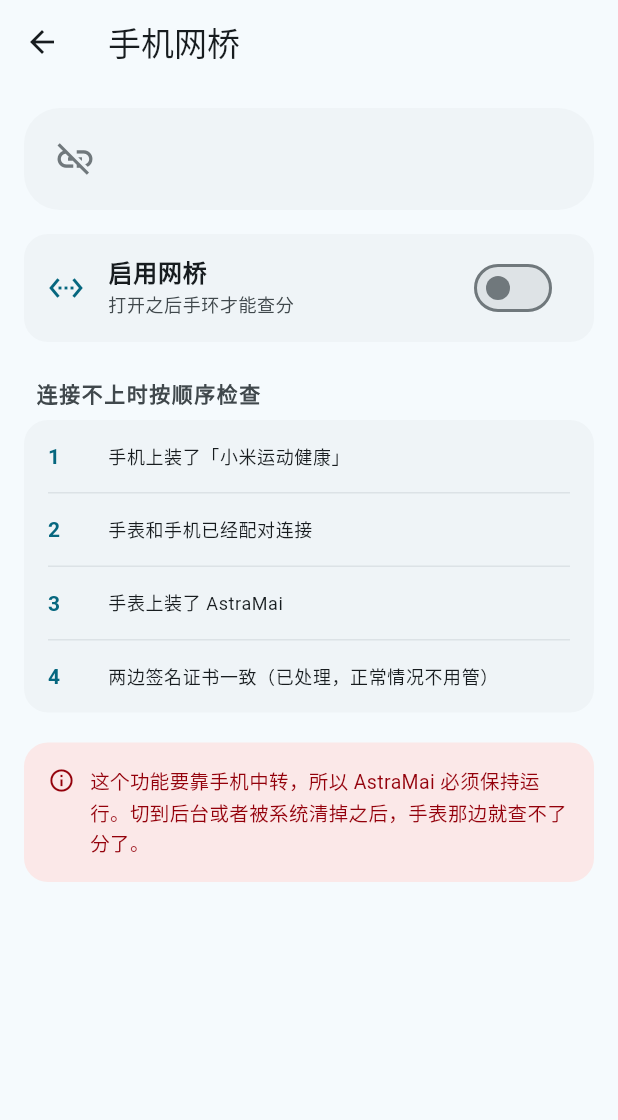
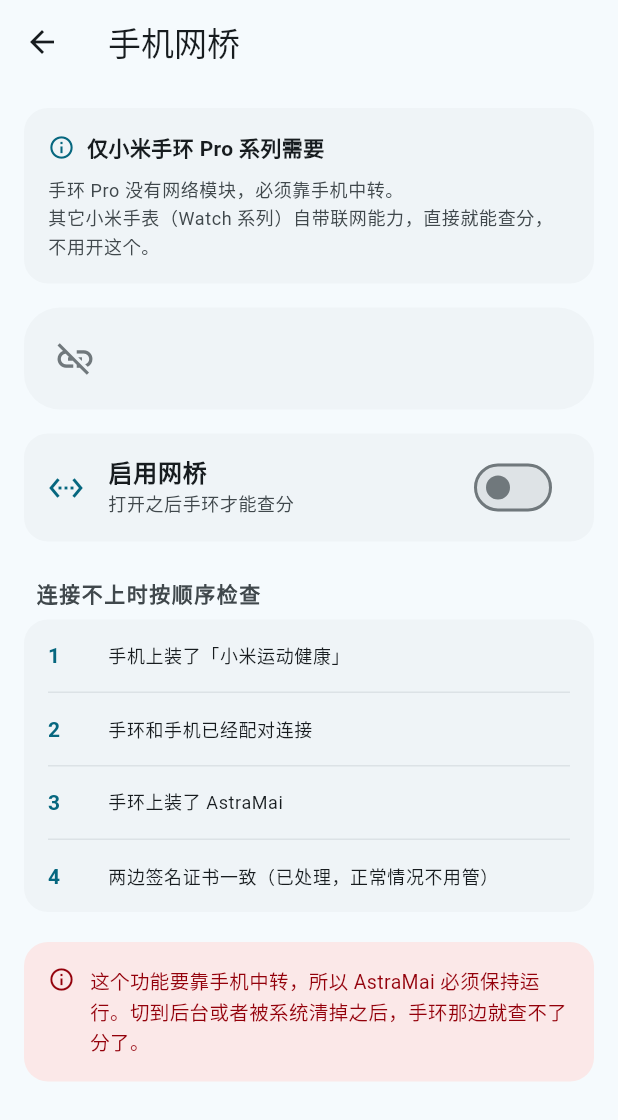
Before and after one commit to QHBSSrl/AstraMai, a Flutter app: the BridgePage screen opened directly, on a phone screen of 412 x 824 dp. Shown: the top 1120 px of the screen. Run offline on Flutter 3.47's test engine with Material 3 defaults, Android fonts, the phone set to English and light mode, and no system bars; our stand-ins replace flutter_secure_storage, shared_preferences; missing offline and left inert: encrypt, flutter_web_auth_2; accounts and stored records are empty; project files that could hold a hidden picture were left out.

Commit message:
fix(bridge): 网桥范围收窄到小米手环 Pro 系列
用户指出：只有小米手环 Pro 系列没有 fetch，其它设备都自带联网能力。

所以改了两处：

一、文案

  「我的」里的副标题：
    手环没有网络模块时，用手机中转
  → 仅手环 Pro 系列需要，用手机中转

  网桥页面顶部加了一张适用范围卡：

    仅小米手环 Pro 系列需要
    手环 Pro 没有网络模块，必须靠手机中转。
    其它小米手表（Watch 系列）自带联网能力，直接就能查分，
    不用开这个。

  ⚠️ 这张卡是必须的 —— 用 Watch 系列的人进来看见这个页面，
  会以为自己的设备也要配，白白折腾一圈。

二、连上之后显示设备名

  之前状态只显示「已连接手表」，现在显示「已连接：小米手环9 Pro」。

  Kotlin 侧从 Node.name 拿，通过 status / stateChanged 传给 Dart。
  这样用户能确认到底连的是哪台。

  为什么不做「按设备名自动隐藏入口」：
  手机没法可靠判断手表型号 —— Node.name 是用户自定义的设备名，
  可能是「我的手表」这种。猜错了反而更糟（Pro 用户看不见入口）。
  所以改成「入口一直在，但文案说清楚适用范围」。

验证
  · flutter analyze: No issues found
  · flutter build apk: 成功

````diff
--- a/apps/flutter/lib/data/bridge_channel.dart
+++ b/apps/flutter/lib/data/bridge_channel.dart
@@ -29,6 +29,7 @@ class BridgeChannel {
         BridgeStatus(
           state: args['state'] as String? ?? 'STOPPED',
           text: args['text'] as String? ?? '',
+          nodeName: args['nodeName'] as String?,
           error: args['error'] as String?,
         ),
       );
@@ -57,6 +58,7 @@ class BridgeChannel {
   BridgeStatus _toStatus(Map? map) => BridgeStatus(
         state: map?['state'] as String? ?? 'STOPPED',
         text: map?['text'] as String? ?? '',
+        nodeName: map?['nodeName'] as String?,
       );
 }
 
@@ -65,6 +67,7 @@ class BridgeStatus {
   const BridgeStatus({
     required this.state,
     required this.text,
+    this.nodeName,
     this.error,
   });
 
@@ -74,6 +77,9 @@ class BridgeStatus {
   /// 可以直接显示的一行文字。
   final String text;
 
+  /// 连上的设备名（比如「小米手环9 Pro」）。没连上是 null。
+  final String? nodeName;
+
   final String? error;
 
   bool get running => state != 'STOPPED';
--- a/apps/flutter/lib/ui/material/bridge_page.dart
+++ b/apps/flutter/lib/ui/material/bridge_page.dart
@@ -4,34 +4,38 @@ import '../../data/bridge_channel.dart';
 
 /// 手机 ↔ 手表 网桥。
 ///
-/// ── 这是干什么的 ────────────────────────────────────────────────────
+/// ── 只有小米手环 Pro 系列需要 ──────────────────────────────────────
 ///
-/// 手环 Pro / 手表**没有 `@system.fetch`**，自己上不了网。
+/// 手环 Pro **没有 `@system.fetch`**，自己上不了网。
 ///
-/// 打开这个开关之后，手机会通过小米穿戴的 interconnect 通道
-/// 替手表发 HTTP 请求：
+/// 其它小米手表（Watch 系列）自带联网能力，直接就能查分 ——
+/// 对它们来说这个页面没有任何意义，所以入口只在「我的 → 手表」里，
+/// 不会主动弹提示打扰。
+///
+/// 打开开关之后，手机会通过小米穿戴的 interconnect 通道
+/// 替手环发 HTTP 请求：
 ///
 /// ```
-/// 手表  ──「帮我请求这个 URL」──▶  手机  ──▶  服务器
+/// 手环  ──「帮我请求这个 URL」──▶  手机  ──▶  服务器
 ///       ◀──     分片回来的数据    ──        ◀──
 /// ```
 ///
 /// ── 四个前置条件，缺一个就不通 ──────────────────────────────────────
 ///
 /// 1. 手机上装了「小米运动健康」
-/// 2. 手表和手机已配对连接
-/// 3. 手表上装了 AstraMai
-/// 4. **手表和手机的签名证书一致**（这个我们已经处理了）
+/// 2. 手环和手机已配对连接
+/// 3. 手环上装了 AstraMai
+/// 4. **手环和手机的签名证书一致**（这个我们已经处理了）
 ///
 /// 第 4 条不满足时连接会被**静默拒绝**，现象是「一直在等待」——
 /// 所以页面上要写清楚，别让用户以为是自己没配对。
 ///
 /// ── ⚠️ 一个产品上的硬伤 ─────────────────────────────────────────────
 ///
-/// **App 被杀掉，手表就断网了。**
+/// **App 被杀掉，手环就断网了。**
 ///
 /// 现在没有做前台服务常驻，所以用户切走 App 或者系统清理后台之后
-/// 手表那边就查不了分。这个页面上必须说清楚，不然用户只会觉得
+/// 手环那边就查不了分。这个页面上必须说清楚，不然用户只会觉得
 /// 「又坏了」。
 class BridgePage extends StatefulWidget {
   const BridgePage({super.key});
@@ -92,6 +96,8 @@ class _BridgePageState extends State<BridgePage> {
       body: ListView(
         padding: const EdgeInsets.all(16),
         children: [
+          _ScopeCard(),
+          const SizedBox(height: 16),
           _StatusCard(status: _status),
           const SizedBox(height: 16),
           _SwitchCard(
@@ -116,7 +122,7 @@ class _BridgePageState extends State<BridgePage> {
                 Expanded(
                   child: Text(
                     '这个功能要靠手机中转，所以 AstraMai 必须保持运行。'
-                    '切到后台或者被系统清掉之后，手表那边就查不了分了。',
+                    '切到后台或者被系统清掉之后，手环那边就查不了分了。',
                     style: TextStyle(
                       color: scheme.onErrorContainer,
                       fontSize: 13,
@@ -125,6 +131,51 @@ class _BridgePageState extends State<BridgePage> {
                   ),
                 ),
               ],
+            ),
+          ),
+        ],
+      ),
+    );
+  }
+}
+
+/// 适用范围说明。
+///
+/// ⚠️ 这一段是必须的 —— 用户装了手表（Watch 系列）进来看见这个页面，
+/// 会以为自己的设备也要配，白白折腾一圈。
+class _ScopeCard extends StatelessWidget {
+  @override
+  Widget build(BuildContext context) {
+    final scheme = Theme.of(context).colorScheme;
+    final text = Theme.of(context).textTheme;
+
+    return Container(
+      padding: const EdgeInsets.all(16),
+      decoration: BoxDecoration(
+        color: scheme.surfaceContainerLow,
+        borderRadius: BorderRadius.circular(16),
+      ),
+      child: Column(
+        crossAxisAlignment: CrossAxisAlignment.start,
+        children: [
+          Row(
+            children: [
+              Icon(Icons.info_outline, size: 18, color: scheme.primary),
+              const SizedBox(width: 8),
+              Text(
+                '仅小米手环 Pro 系列需要',
+                style: text.bodyMedium?.copyWith(fontWeight: FontWeight.w700),
+              ),
+            ],
+          ),
+          const SizedBox(height: 8),
+          Text(
+            '手环 Pro 没有网络模块，必须靠手机中转。\n'
+            '其它小米手表（Watch 系列）自带联网能力，直接就能查分，'
+            '不用开这个。',
+            style: text.bodySmall?.copyWith(
+              color: scheme.onSurfaceVariant,
+              height: 1.5,
             ),
           ),
         ],
@@ -214,7 +265,7 @@ class _SwitchCard extends StatelessWidget {
           style: text.bodyLarge?.copyWith(fontWeight: FontWeight.w600),
         ),
         subtitle: Text(
-          value ? '手表现在可以通过手机上网' : '打开之后手环才能查分',
+          value ? '手环现在可以通过手机上网' : '打开之后手环才能查分',
           style: text.bodySmall?.copyWith(color: scheme.onSurfaceVariant),
         ),
         secondary: busy
@@ -237,8 +288,8 @@ class _Checklist extends StatelessWidget {
 
     const items = [
       '手机上装了「小米运动健康」',
-      '手表和手机已经配对连接',
-      '手表上装了 AstraMai',
+      '手环和手机已经配对连接',
+      '手环上装了 AstraMai',
       '两边签名证书一致（已处理，正常情况不用管）',
     ];
 
--- a/apps/flutter/lib/ui/material/mine_page.dart
+++ b/apps/flutter/lib/ui/material/mine_page.dart
@@ -416,7 +416,7 @@ class _MineTabState extends State<MineTab> {
                 leading: Icon(Icons.settings_ethernet,
                     size: 22, color: scheme.primary),
                 title: const Text('手机网桥'),
-                subtitle: const Text('手环没有网络模块时，用手机中转'),
+                subtitle: const Text('仅手环 Pro 系列需要，用手机中转'),
                 trailing:
                     Icon(Icons.chevron_right, size: 18, color: scheme.outline),
               ),
````
Also changed, not shown: 2 other files.
